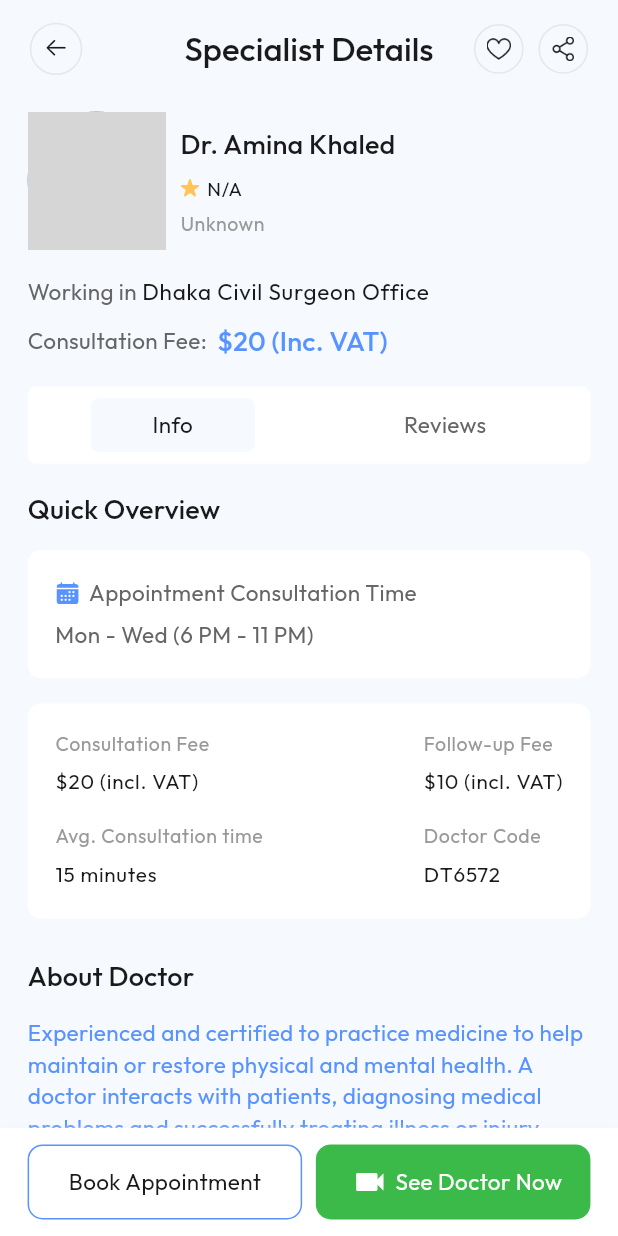
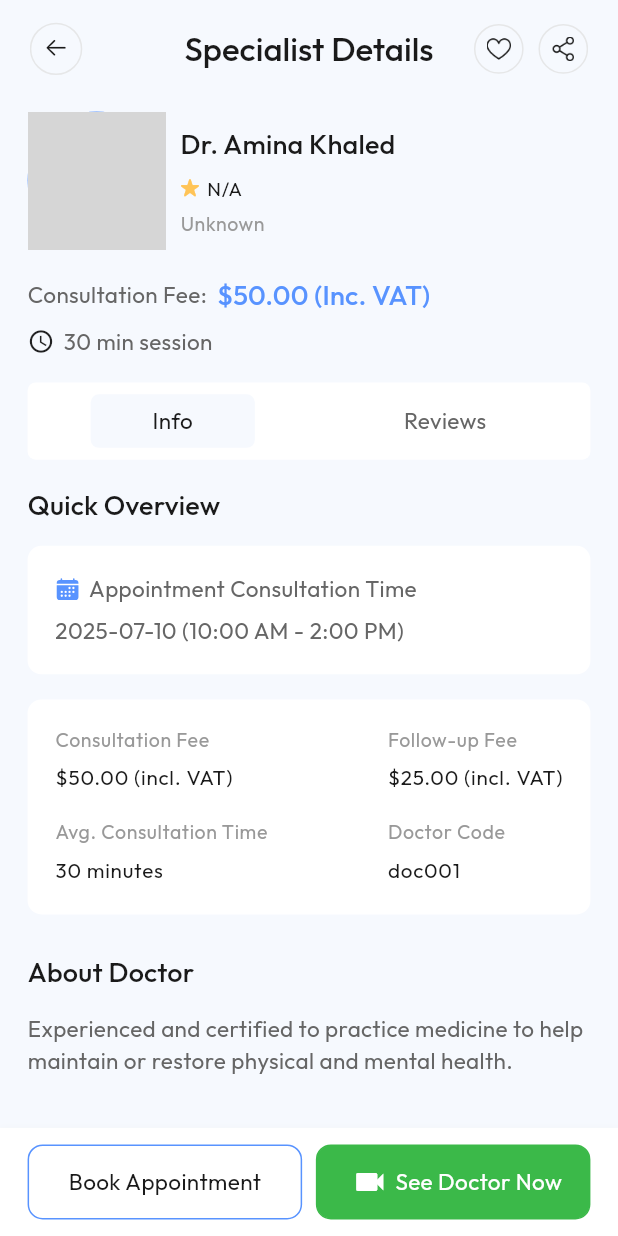
Before and after one commit to Mohammad-soqar/therapify, a Flutter app: the DoctorDetailsScreen screen opened directly with sample values from the repository, on a phone screen of 412 x 824 dp. Run offline on Flutter 3.47's test engine with Material 3 defaults, Android fonts, the light colour scheme and no system bars; drawn by our look-alikes of readmore; our stand-ins replace cloud_firestore, country_code_picker, dotted_line, dropdown_button2, file_picker, firebase_auth and 14 more; missing offline and left inert: circular_seek_bar, zego_uikit_prebuilt_call; accounts and stored records are empty; network calls fail; grey boxes are pictures that could not be loaded.

Commit message:
doc details screen& doc settings
details now dynamic
doc settings saved and shown on doc details screen

```diff
--- a/lib/data/models/DoctorModel.dart
+++ b/lib/data/models/DoctorModel.dart
@@ -9,13 +9,16 @@ class DoctorModel {
   final String availabilityDate;
   final String availabilityTime;
   final String location;
-  final String? imageUrl; // Now nullable
-  final String? specialization; // Now nullable
-  final double? rating; // Nullable & flagged
-  final String? category; // Nullable & flagged
+  final String? imageUrl;
+  final String? specialization;
+  final double? rating;
+  final String? category;
   final String phoneNumber;
   final List<ScheduleModel> schedule;
-
+  final String? workplace;
+  final String? bio;
+  final String? workingIn;
+  final int averageConsultationTime;
 
   DoctorModel({
     required this.doctorId,
@@ -27,11 +30,15 @@ class DoctorModel {
     required this.availabilityTime,
     required this.location,
     required this.phoneNumber,
+    this.bio,
+    this.workingIn,
+    this.workplace,
     this.imageUrl,
     this.specialization,
     this.rating,
     this.category,
     required this.schedule,
+    required this.averageConsultationTime,
   });
 
   factory DoctorModel.fromJson(Map<String, dynamic> json) {
@@ -49,10 +56,14 @@ class DoctorModel {
       rating: (json['rating'] != null) ? (json['rating'] as num).toDouble() : null,
       category: json['category'],
       phoneNumber: json['phoneNumber'],
+      workplace: json['workplace'],
+      bio: json['bio'],
+      workingIn: json['workingIn'],
       schedule: (json['schedule'] as List<dynamic>?)
               ?.map((e) => ScheduleModel.fromJson(e))
               .toList() ??
           [],
+      averageConsultationTime: json['averageConsultationTime'] ?? 30,
     );
   }
 
@@ -70,6 +81,9 @@ class DoctorModel {
         'rating': rating,
         'category': category,
         'phoneNumber': phoneNumber,
+        'bio': bio,
+        'workingIn': workingIn,
         'schedule': schedule.map((e) => e.toJson()).toList(),
+        'averageConsultationTime': averageConsultationTime,
       };
 }
--- a/lib/data/static/doctor_data.dart
+++ b/lib/data/static/doctor_data.dart
@@ -26,5 +26,6 @@ List<DoctorModel> doctorData = [
         timeSlots: ['1:00 PM', '2:00 PM'],
       ),
     ],
+    averageConsultationTime: 30,
   ),
 ];
--- a/lib/view/screens/auth/signup_doctor_screen.dart
+++ b/lib/view/screens/auth/signup_doctor_screen.dart
@@ -130,6 +130,10 @@ class _DoctorSignUpScreenState extends State<DoctorSignUpScreen> {
           availabilityTime: timeStr,
           location: _locationCtrl.text.trim(),
           phoneNumber: "${phoneCode}${_phoneCtrl.text.trim()}",
+          workplace: "",
+          bio: "",
+          workingIn: "",
+          averageConsultationTime: 15, // Default value, can be adjusted later
           rating: 0.0, // ✅ fixed
           imageUrl: "",
           specialization: _categoryCtrl.text.trim(),
--- a/lib/view/screens/doctor/doctor_details_screen.dart
+++ b/lib/view/screens/doctor/doctor_details_screen.dart
@@ -33,7 +33,7 @@ class _DoctorDetailsScreen extends State<DoctorDetailsScreen>
     final DoctorModel item = Get.arguments as DoctorModel;
 
     final List<Widget> _tabs = [
-      const DoctorInfoTab(),
+      DoctorInfoTab(item: item),
       const DoctorReviewsTab(),
     ];
 
@@ -220,46 +220,46 @@ class _DoctorDetailsScreen extends State<DoctorDetailsScreen>
               ],
             ),
             VSpace(20.h),
-            Row(
+                        Row(
               children: [
                 RichText(
                   text: TextSpan(
-                      text: "Working in ",
-                      style: Theme.of(context).textTheme.bodyMedium),
+                    text: "Consultation Fee:  ",
+                    style: Theme.of(context).textTheme.bodyMedium,
+                  ),
                 ),
                 RichText(
                   text: TextSpan(
-                      text: "Dhaka Civil Surgeon Office",
-                      style: Theme.of(context).textTheme.bodyLarge),
+                    text: "\$${item.consultationFee.toStringAsFixed(2)} (Inc. VAT)",
+                    style: Theme.of(context)
+                        .textTheme
+                        .titleMedium!
+                        .copyWith(color: AppColors.primaryColor),
+                  ),
                 ),
               ],
             ),
-            VSpace(10.h),
+            VSpace(8.h),
             Row(
               children: [
-                RichText(
-                  text: TextSpan(
-                      text: "Consultation Fee:  ",
-                      style: Theme.of(context).textTheme.bodyMedium),
-                ),
-                RichText(
-                  text: TextSpan(
-                      text: "\$20 (Inc. VAT)",
-                      style: Theme.of(context)
-                          .textTheme
-                          .titleMedium!
-                          .copyWith(color: AppColors.primaryColor)),
+                const Icon(Icons.access_time, size: 18),
+                SizedBox(width: 6.w),
+                Text(
+                  "${item.averageConsultationTime} min session",
+                  style: Theme.of(context).textTheme.bodyMedium,
                 ),
               ],
             ),
             VSpace(20.h),
+
             Container(
               height: 56.h,
               padding: EdgeInsets.symmetric(horizontal: 6.w),
               width: double.infinity,
               decoration: BoxDecoration(
-                  color: AppColors.getContainerColor(),
-                  borderRadius: BorderRadius.circular(6.r)),
+                color: AppColors.getContainerColor(),
+                borderRadius: BorderRadius.circular(6.r),
+              ),
               child: Row(
                 mainAxisAlignment: MainAxisAlignment.spaceAround,
                 children: _tabButtons.asMap().entries.map((entry) {
@@ -296,6 +296,7 @@ class _DoctorDetailsScreen extends State<DoctorDetailsScreen>
               ),
             ),
             VSpace(20.h),
+
             _tabs[_selectedIndex],
           ],
         ),
--- a/lib/view/screens/doctor/doctor_info_tab.dart
+++ b/lib/view/screens/doctor/doctor_info_tab.dart
@@ -1,3 +1,4 @@
+import 'package:therapify/data/models/DoctorModel.dart';
 import 'package:therapify/res/colors/app_colors.dart';
 import 'package:therapify/view/widgets/spacing.dart';
 import 'package:flutter/material.dart';
@@ -6,7 +7,9 @@ import 'package:ionicons/ionicons.dart';
 import 'package:readmore/readmore.dart';
 
 class DoctorInfoTab extends StatelessWidget {
-  const DoctorInfoTab({super.key});
+  final DoctorModel item;
+
+  const DoctorInfoTab({super.key, required this.item});
 
   @override
   Widget build(BuildContext context) {
@@ -18,11 +21,13 @@ class DoctorInfoTab extends StatelessWidget {
         Container(
           padding: EdgeInsets.all(20.r),
           width: double.infinity,
-          decoration: BoxDecoration(color: AppColors.getContainerColor(), borderRadius: BorderRadius.circular(10.r)),
+          decoration: BoxDecoration(
+            color: AppColors.getContainerColor(),
+            borderRadius: BorderRadius.circular(10.r),
+          ),
           child: Column(
             crossAxisAlignment: CrossAxisAlignment.start,
             children: [
-
               Row(
                 children: [
                   Icon(Ionicons.calendar, size: 18.sp, color: AppColors.primaryColor),
@@ -31,69 +36,61 @@ class DoctorInfoTab extends StatelessWidget {
                 ],
               ),
               VSpace(8.h),
-              const Text("Mon - Wed (6 PM - 11 PM)"),
+              Text("${item.availabilityDate} (${item.availabilityTime})"),
             ],
           ),
         ),
         VSpace(20.h),
         Container(
           padding: EdgeInsets.all(20.r),
-          decoration: BoxDecoration(color: AppColors.getContainerColor(), borderRadius: BorderRadius.circular(10.r)),
+          decoration: BoxDecoration(
+            color: AppColors.getContainerColor(),
+            borderRadius: BorderRadius.circular(10.r),
+          ),
+          child: Row(
+            mainAxisAlignment: MainAxisAlignment.spaceBetween,
+            crossAxisAlignment: CrossAxisAlignment.start,
+            children: [
+              Flexible(
                 child: Column(
                   crossAxisAlignment: CrossAxisAlignment.start,
                   children: [
-              Row(
-                mainAxisAlignment: MainAxisAlignment.spaceBetween,
-                children: [
-                  Column(
-                    crossAxisAlignment: CrossAxisAlignment.start,
-                    children: [
-                      Text(
-                        "Consultation Fee",
-                        style: Theme.of(context).textTheme.bodySmall,
-                      ),
+                    Text("Consultation Fee", style: Theme.of(context).textTheme.bodySmall),
                     VSpace(8.h),
                     Text(
-                        r"$20 (incl. VAT)",
+                      "\$${item.consultationFee.toStringAsFixed(2)} (incl. VAT)",
                       style: Theme.of(context).textTheme.bodyLarge!.copyWith(fontSize: 15.sp),
                     ),
                     VSpace(20.h),
-                      Text(
-                        "Avg. Consultation time",
-                        style: Theme.of(context).textTheme.bodySmall,
-                      ),
+                    Text("Avg. Consultation Time", style: Theme.of(context).textTheme.bodySmall),
                     VSpace(8.h),
                     Text(
-                        "15 minutes",
+                      "${item.averageConsultationTime} minutes",
                       style: Theme.of(context).textTheme.bodyLarge!.copyWith(fontSize: 15.sp),
                     ),
                   ],
                 ),
-                  Column(
+              ),
+              HSpace(16.w),
+              Flexible(
+                child: Column(
                   crossAxisAlignment: CrossAxisAlignment.start,
                   children: [
-                      Text(
-                        "Follow-up Fee",
-                        style: Theme.of(context).textTheme.bodySmall,
-                      ),
+                    Text("Follow-up Fee", style: Theme.of(context).textTheme.bodySmall),
                     VSpace(8.h),
                     Text(
-                        "\$10 (incl. VAT)",
+                      "\$${item.followUp.toStringAsFixed(2)} (incl. VAT)",
                       style: Theme.of(context).textTheme.bodyLarge!.copyWith(fontSize: 15.sp),
                     ),
                     VSpace(20.h),
-                      Text(
-                        "Doctor Code",
-                        style: Theme.of(context).textTheme.bodySmall,
-                      ),
+                    Text("Doctor Code", style: Theme.of(context).textTheme.bodySmall),
                     VSpace(8.h),
                     Text(
-                        "DT6572",
+                      item.doctorId,
                       style: Theme.of(context).textTheme.bodyLarge!.copyWith(fontSize: 15.sp),
                     ),
                   ],
                 ),
-                ],
               ),
             ],
           ),
@@ -102,7 +99,8 @@ class DoctorInfoTab extends StatelessWidget {
         Text("About Doctor", style: Theme.of(context).textTheme.titleMedium),
         VSpace(16.h),
         ReadMoreText(
-          "Experienced and certified to practice medicine to help maintain or restore physical and mental health. A doctor interacts with patients, diagnosing medical problems and successfully treating illness or injury. There are many specific areas in the field of medicine that students can study. There are many specific areas in the field of medicine that students can study.",
+          item.bio ??
+              "Experienced and certified to practice medicine to help maintain or restore physical and mental health.",
           trimLines: 3,
           colorClickableText: AppColors.primaryColor,
           trimMode: TrimMode.Length,
@@ -110,7 +108,7 @@ class DoctorInfoTab extends StatelessWidget {
           trimExpandedText: ' Show less',
           lessStyle: Theme.of(context).textTheme.bodyMedium?.copyWith(color: AppColors.primaryColor),
           moreStyle: Theme.of(context).textTheme.bodyMedium?.copyWith(color: AppColors.primaryColor),
-          style: Theme.of(context).textTheme.bodyMedium?.copyWith(color: AppColors.primaryColor),
+          style: Theme.of(context).textTheme.bodyMedium?.copyWith(color: AppColors.getTextColor()),
         ),
       ],
     );
```
Also changed, not shown: lib/res/routes/routes_name.dart (added, +42 -0 lines), lib/ui/navigation/routes.dart (added, +34 -0 lines), lib/ui/navigation/routes_name.dart (added, +15 -0 lines), lib/view/screens/doctor_dashboard/doctor_dashboard_view.dart (+130 -30 lines), 4 other files. Lines whose indentation alone changed are shown as unchanged.
